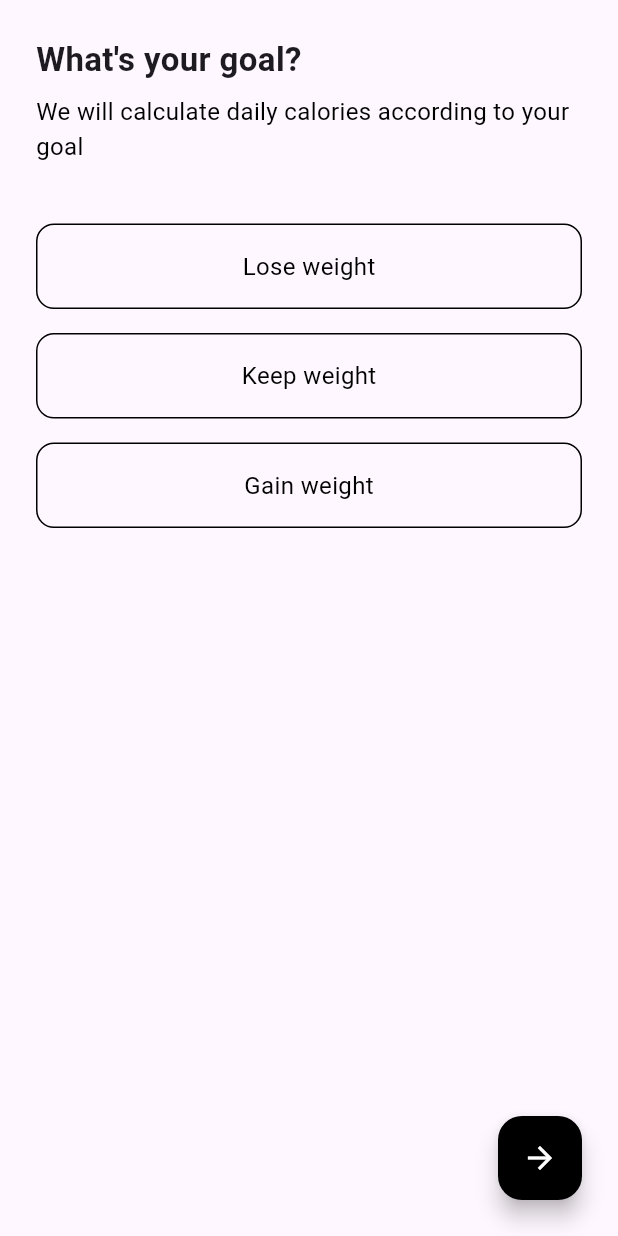
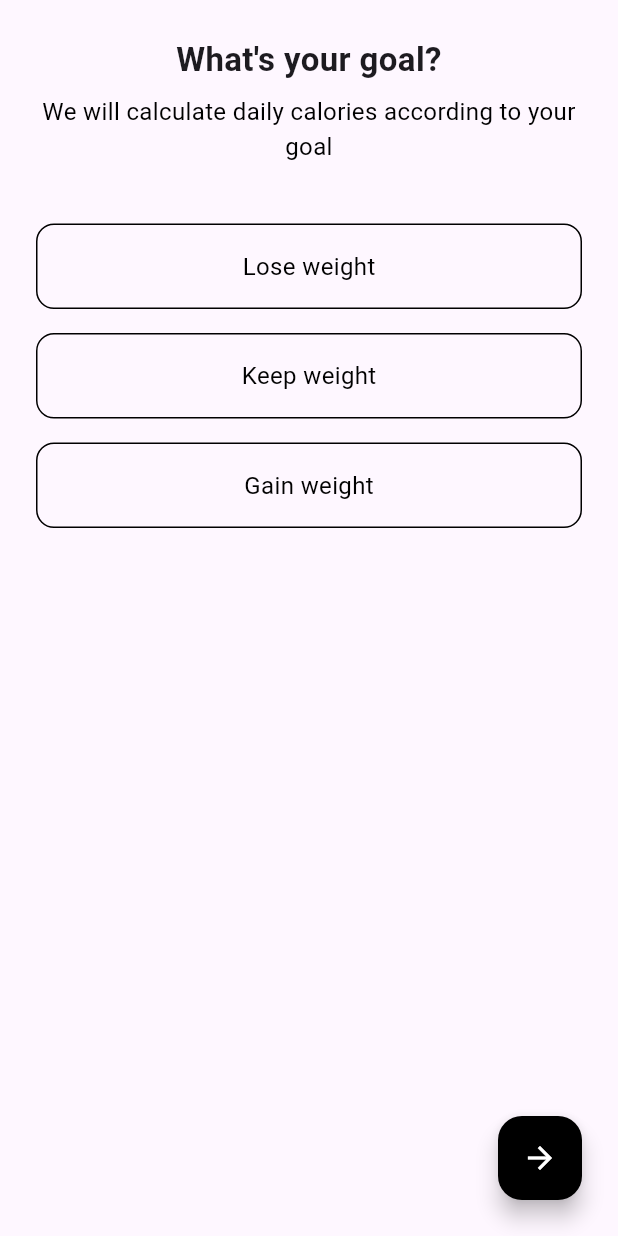
Before and after one commit to 7louu/MealLens, a Flutter app: the screen it shows after launch, after a tap on "Skip", after a tap on "Get Started", on a phone screen of 412 x 824 dp. Run offline on Flutter 3.47's test engine with Material 3 defaults, Android fonts, the light colour scheme and no system bars; our stand-ins replace cloud_firestore, firebase_auth, fl_chart, google_sign_in, image_picker; accounts and stored records are empty.

Commit message:
tweaked the ui for some screens , will work on the rest tomorrow cuz its bed time

```diff
--- a/app/lib/screens/heightScreen.dart
+++ b/app/lib/screens/heightScreen.dart
@@ -27,7 +27,7 @@ class HeightScreenState extends State<HeightScreen> {
             onChanged: (val) => setState(() => selectedMeters = val),
             unit: "m",
           ),
-          SizedBox(width: 16),
+          SizedBox(width: 12),
           numberPicker(
             value: selectedCentimeters,
             min: 0,
--- a/app/lib/screens/onboardingScreen.dart
+++ b/app/lib/screens/onboardingScreen.dart
@@ -80,9 +80,16 @@ class OnboardingScreenState extends State<OnboardingScreen> {
               bottom: 20,
               child: GestureDetector(
                 onTap: () {
-                  Navigator.pushReplacementNamed(context, AppRoutes.welcome);
+                  if (currentIndex == 0) {
+                    Navigator.pushReplacementNamed(context, AppRoutes.welcome);
+                  } else {
+                    controller.previousPage(
+                      duration: const Duration(microseconds: 300),
+                      curve: Curves.easeInOut,
+                    );
+                  }
                 },
-                child: const Text("Skip", style: TextStyle(color: Colors.black, fontSize: 16)),
+                child: Text(currentIndex == 0 ? "Skip" : "Back", style: TextStyle(color: Colors.black, fontSize: 16)),
               ),
             ),
             // Next Button
--- a/app/lib/screens/setupScreen.dart
+++ b/app/lib/screens/setupScreen.dart
@@ -24,9 +24,9 @@ class SetupScreen extends StatelessWidget {
           child: Column(
             crossAxisAlignment: CrossAxisAlignment.stretch,
             children: [
-              Text(title, style: TextStyle(fontSize: 22, fontWeight: FontWeight.bold)),
+              Text(title, style: TextStyle(fontSize: 22, fontWeight: FontWeight.bold), textAlign: TextAlign.center),
               SizedBox(height: 8),
-              Text(subtitle, style: TextStyle(fontSize: 16, color: Colors.black)),
+              Text(subtitle, style: TextStyle(fontSize: 16, color: Colors.black), textAlign: TextAlign.center),
               SizedBox(height: 32),
               Expanded(child: content),
               Row(
--- a/app/lib/screens/welcomeScreen.dart
+++ b/app/lib/screens/welcomeScreen.dart
@@ -17,9 +17,20 @@ class WelcomeScreen extends StatelessWidget {
                 children: [
                   Image.asset(
                     'assets/images/app_logo.png',
-                    height: 120,
+                    height: 250,
+                    width: 250,
                   ),
                   const SizedBox(height: 20),
+                  const Text(
+                    'Welcome',
+                    textAlign: TextAlign.center,
+                    style: TextStyle(
+                      fontSize: 22,
+                      fontWeight: FontWeight.bold,
+                      color: Colors.black,
+                    ),
+                  ),
+                  const SizedBox(height: 10),
                   const Text(
                     'Get started or sign in to your account',
                     textAlign: TextAlign.center,
```
